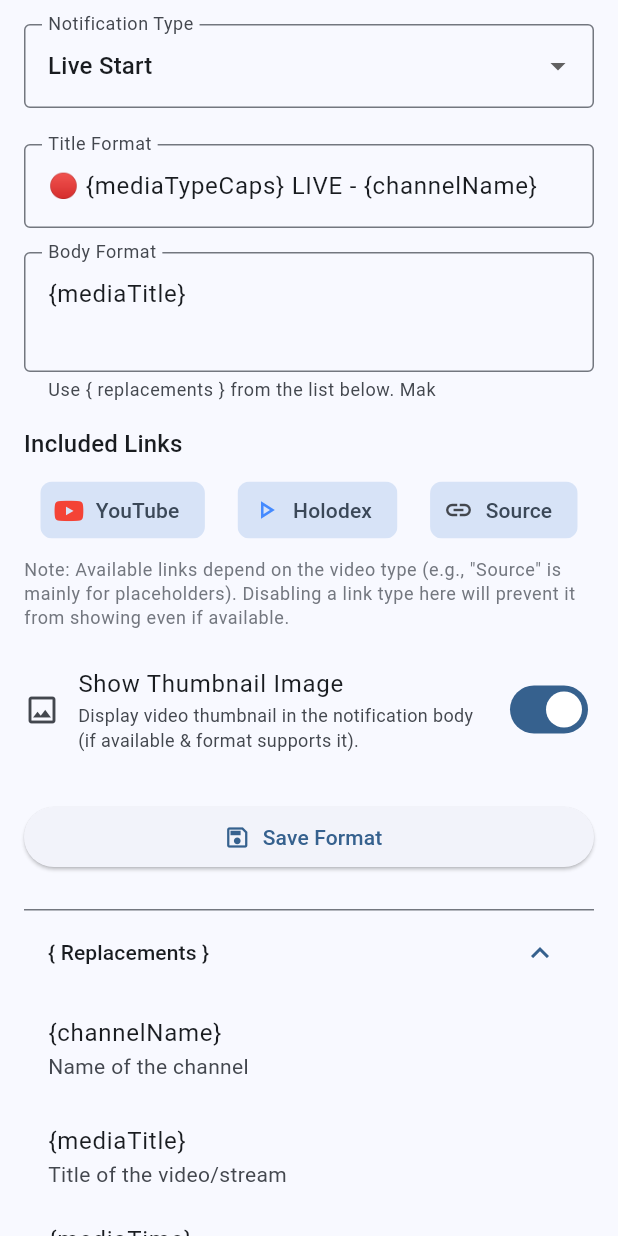
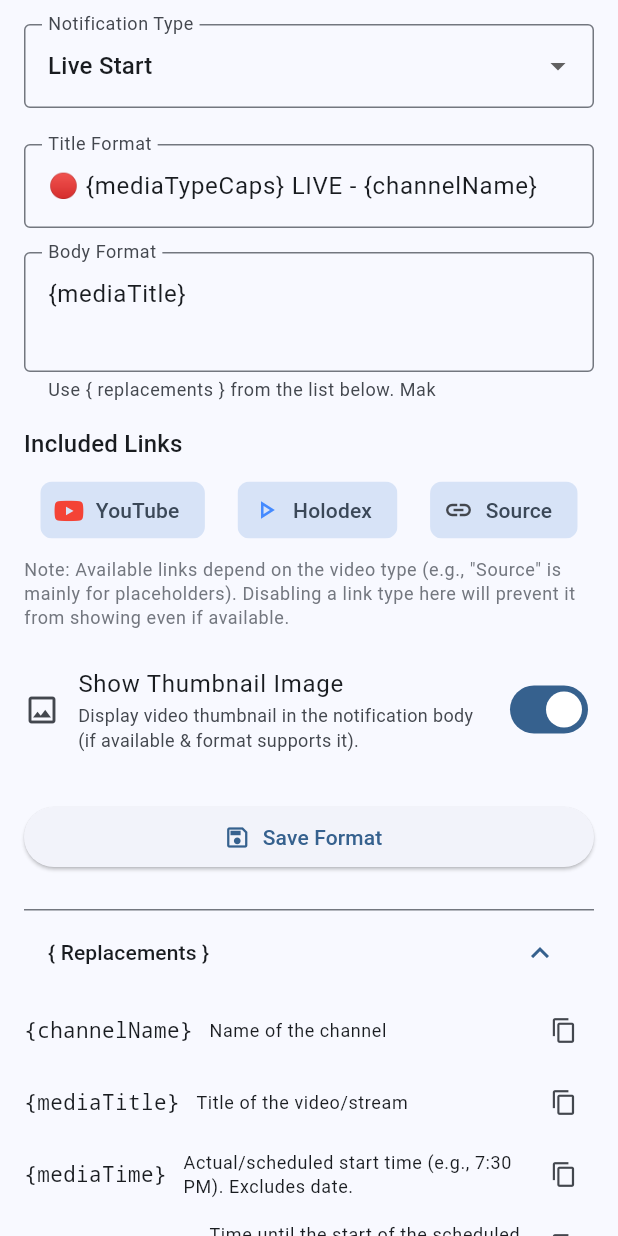
Before and after one commit to Ayrlin-Renata/holodex-notifier, a Flutter app: the NotificationFormatPage screen opened directly, after a tap on "{ Replacements }", on a phone screen of 412 x 824 dp. Run offline on Flutter 3.47's test engine with Material 3 defaults, Android fonts, the phone set to English and light mode, and no system bars; our stand-ins replace cached_network_image, connectivity_plus, device_info_plus, dio, drift, file_picker and 15 more; missing offline and left inert: flutter_background_service; accounts and stored records are empty; generated files the repository leaves out were written again.

Commit message:
formatter polish

```diff
--- a/holodex-notifier/holodex_notifier/lib/domain/models/notification_format_config.dart
+++ b/holodex-notifier/holodex_notifier/lib/domain/models/notification_format_config.dart
@@ -33,18 +33,21 @@ class NotificationFormatConfig with _$NotificationFormatConfig {
   factory NotificationFormatConfig.defaultConfig() {
     return NotificationFormatConfig(
       formats: {
-        NotificationEventType.newMedia: const NotificationFormat(titleTemplate: 'New {mediaType} - {channelName}', bodyTemplate: '{mediaTitle}'),
+        NotificationEventType.newMedia: const NotificationFormat(
+          titleTemplate: 'New {mediaType} - {mediaDateYMD} {mediaTime} - {channelName}',
+          bodyTemplate: '{mediaTitle}',
+        ),
         NotificationEventType.mention: const NotificationFormat(
-          titleTemplate: 'Mentioned in {mediaType} - {channelName}',
+          titleTemplate: 'Mentioned in {mediaType} - {mediaDateYMD} {mediaTime} - {channelName}',
           bodyTemplate: '{mediaTitle}',
         ),
         NotificationEventType.live: const NotificationFormat(titleTemplate: '🔴 {mediaTypeCaps} LIVE - {channelName}', bodyTemplate: '{mediaTitle}'),
         NotificationEventType.reminder: const NotificationFormat(
-          titleTemplate: 'Live in {timeToEvent}: {mediaType} - {channelName}',
+          titleTemplate: 'Live in {timeToEvent}: {mediaType} - {mediaTime} - {channelName}',
           bodyTemplate: '{mediaTitle}',
         ),
         NotificationEventType.update: const NotificationFormat(
-          titleTemplate: '⚠️ Update for {mediaType} - {channelName}',
+          titleTemplate: '⚠️ Update for {mediaType} - {mediaDateYMD} {mediaTime} - {channelName}',
           bodyTemplate: '{mediaTitle}',
         ),
       },
--- a/holodex-notifier/holodex_notifier/lib/ui/pages/notification_format_page.dart
+++ b/holodex-notifier/holodex_notifier/lib/ui/pages/notification_format_page.dart
@@ -8,6 +8,7 @@ import 'package:font_awesome_flutter/font_awesome_flutter.dart';
 import 'package:holodex_notifier/application/state/notification_format_providers.dart';
 import 'package:holodex_notifier/main.dart';
 import 'package:holodex_notifier/domain/models/notification_format_config.dart';
+import 'package:flutter/services.dart';
 
 class NotificationFormatPage extends HookConsumerWidget {
   const NotificationFormatPage({super.key});
@@ -242,25 +243,7 @@ class NotificationFormatPage extends HookConsumerWidget {
               ),
               const SizedBox(height: 24),
 
-              ExpansionTile(
-                title: Text('{ Replacements }', style: theme.textTheme.titleSmall),
-                children: const [
-                  ListTile(title: Text('{channelName}'), subtitle: Text('Name of the channel')),
-                  ListTile(title: Text('{mediaTitle}'), subtitle: Text('Title of the video/stream')),
-                  ListTile(title: Text('{mediaTime}'), subtitle: Text('Actual/scheduled start time (e.g., 7:30 PM). Excludes date.')),
-                  ListTile(title: Text('{timeToEvent}'), subtitle: Text('Time until the start of the scheduled media.')),
-                  ListTile(title: Text('{timeToNotif}'), subtitle: Text('Time until the scheduled dispatch of the notification.')),
-                  ListTile(title: Text('{mediaType}'), subtitle: Text('Type (e.g., "Stream", "Clip")')),
-                  ListTile(title: Text('{mediaTypeCaps}'), subtitle: Text('Type in ALL CAPS (e.g., "STREAM")')),
-                  ListTile(title: Text('{newLine}'), subtitle: Text('Inserts a line break')),
-                  ListTile(title: Text('{mediaDateYMD}'), subtitle: Text('Date (YYYY-MM-DD)')),
-                  ListTile(title: Text('{mediaDateDMY}'), subtitle: Text('Date (DD-MM-YYYY)')),
-                  ListTile(title: Text('{mediaDateMDY}'), subtitle: Text('Date (MM-DD-YYYY)')),
-                  ListTile(title: Text('{mediaDateMD}'), subtitle: Text('Date (MM-DD)')),
-                  ListTile(title: Text('{mediaDateDM}'), subtitle: Text('Date (DD-MM)')),
-                  ListTile(title: Text('{mediaDateAsia}'), subtitle: Text('Date (YYYY年MM月DD日)')),
-                ],
-              ),
+              ExpansionTile(title: Text('{ Replacements }', style: theme.textTheme.titleSmall), children: [_buildReplacementList(theme, context)]),
             ],
           );
         },
@@ -284,4 +267,54 @@ class NotificationFormatPage extends HookConsumerWidget {
         return type.name;
     }
   }
+
+  Widget _buildReplacementList(ThemeData theme, BuildContext context) {
+    const replacements = {
+      '{channelName}': 'Name of the channel',
+      '{mediaTitle}': 'Title of the video/stream',
+      '{mediaTime}': 'Actual/scheduled start time (e.g., 7:30 PM). Excludes date.',
+      '{timeToEvent}': 'Time until the start of the scheduled media.',
+      '{timeToNotif}': 'Time until the scheduled dispatch of the notification.',
+      '{mediaType}': 'Type (e.g., "Stream", "Clip")',
+      '{mediaTypeCaps}': 'Type in ALL CAPS (e.g., "STREAM")',
+      '{newLine}': 'Inserts a line break',
+      '{mediaDateYMD}': 'Date (YYYY-MM-DD)',
+      '{mediaDateDMY}': 'Date (DD-MM-YYYY)',
+      '{mediaDateMDY}': 'Date (MM-DD-YYYY)',
+      '{mediaDateMD}': 'Date (MM-DD)',
+      '{mediaDateDM}': 'Date (DD-MM)',
+      '{mediaDateAsia}': 'Date (YYYY年MM月DD日)',
+    };
+
+    return Column(
+      crossAxisAlignment: CrossAxisAlignment.start,
+      children:
+          replacements.entries.map((entry) {
+            final replacementCode = entry.key;
+            final description = entry.value;
+
+            return Padding(
+              padding: const EdgeInsets.symmetric(vertical: 4.0),
+              child: Row(
+                crossAxisAlignment: CrossAxisAlignment.center,
+                children: [
+                  SelectableText(replacementCode, style: theme.textTheme.bodyMedium?.copyWith(fontFamily: 'monospace')),
+                  const SizedBox(width: 8),
+                  Expanded(child: Text(description, style: theme.textTheme.bodySmall)),
+
+                  IconButton(
+                    icon: const Icon(Icons.copy_outlined, size: 18),
+                    tooltip: 'Copy to Clipboard',
+                    onPressed: () {
+                      Clipboard.setData(ClipboardData(text: replacementCode));
+                      ScaffoldMessenger.of(context).showSnackBar(const SnackBar(content: Text('Replacement code copied to clipboard!')));
+                    },
+                    visualDensity: VisualDensity.compact,
+                  ),
+                ],
+              ),
+            );
+          }).toList(),
+    );
+  }
 }
```
Also changed, not shown: 2 other files.
